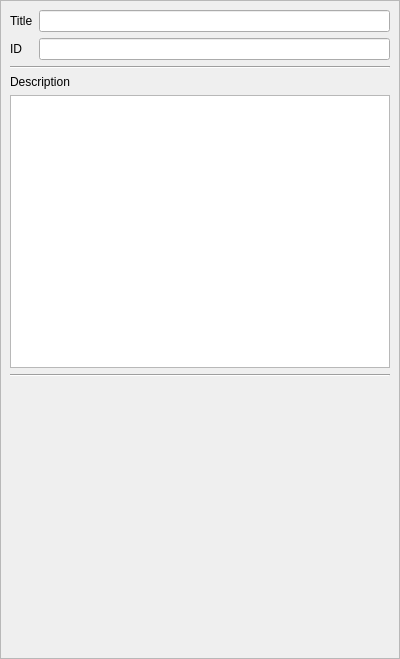
This is ui/XCCDFItemPropertiesDockWidget.ui in OpenSCAP/scap-workbench as Qt 5 draws it before an edit. The edited form follows.
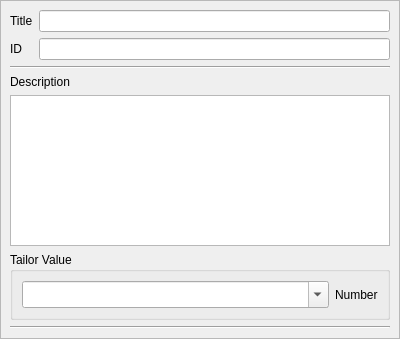
This is the edited form.

Commit message:
Show current value and possible choices for xccdf:Value in tailoring window
Editing the value won't do much right now.

What changed in the file:
```diff
--- a/ui/XCCDFItemPropertiesDockWidget.ui
+++ b/ui/XCCDFItemPropertiesDockWidget.ui
@@ -7,7 +7,7 @@
     <x>0</x>
     <y>0</y>
     <width>400</width>
-    <height>659</height>
+    <height>339</height>
    </rect>
   </property>
   <property name="minimumSize">
@@ -35,7 +35,7 @@
          <x>0</x>
          <y>0</y>
          <width>388</width>
-         <height>628</height>
+         <height>308</height>
         </rect>
        </property>
        <layout class="QGridLayout" name="gridLayout_2">
@@ -73,6 +73,13 @@
           </property>
          </widget>
         </item>
+        <item row="6" column="0" colspan="2">
+         <widget class="Line" name="line">
+          <property name="orientation">
+           <enum>Qt::Horizontal</enum>
+          </property>
+         </widget>
+        </item>
         <item row="1" column="1">
          <widget class="QLineEdit" name="idLineEdit">
           <property name="readOnly">
@@ -88,25 +95,45 @@
          </widget>
         </item>
         <item row="5" column="0" colspan="2">
-         <widget class="Line" name="line">
-          <property name="orientation">
-           <enum>Qt::Horizontal</enum>
+         <widget class="QGroupBox" name="valueGroupBox">
+          <property name="sizePolicy">
+           <sizepolicy hsizetype="Preferred" vsizetype="Minimum">
+            <horstretch>0</horstretch>
+            <verstretch>0</verstretch>
+           </sizepolicy>
           </property>
+          <property name="title">
+           <string>Tailor Value</string>
+          </property>
+          <layout class="QHBoxLayout" name="horizontalLayout">
+           <item>
+            <widget class="QComboBox" name="valueComboBox">
+             <property name="font">
+              <font>
+               <pointsize>12</pointsize>
+              </font>
+             </property>
+             <property name="editable">
+              <bool>true</bool>
+             </property>
+            </widget>
+           </item>
+           <item>
+            <widget class="QLabel" name="valueTypeLabel">
+             <property name="sizePolicy">
+              <sizepolicy hsizetype="Fixed" vsizetype="Preferred">
+               <horstretch>0</horstretch>
+               <verstretch>0</verstretch>
+              </sizepolicy>
+             </property>
+             <property name="text">
+              <string>Number</string>
+             </property>
+            </widget>
+           </item>
+          </layout>
          </widget>
         </item>
-        <item row="6" column="0" colspan="2">
-         <spacer name="verticalSpacer">
-          <property name="orientation">
-           <enum>Qt::Vertical</enum>
-          </property>
-          <property name="sizeHint" stdset="0">
-           <size>
-            <width>20</width>
-            <height>40</height>
-           </size>
-          </property>
-         </spacer>
-        </item>
         <item row="3" column="0" colspan="2">
          <widget class="QLabel" name="descriptionLabel">
           <property name="text">
@@ -114,6 +141,26 @@
           </property>
          </widget>
         </item>
+        <item row="2" column="0" colspan="2">
+         <widget class="Line" name="line_2">
+          <property name="orientation">
+           <enum>Qt::Horizontal</enum>
+          </property>
+         </widget>
+        </item>
+        <item row="4" column="0" colspan="2">
+         <widget class="QTextEdit" name="descriptionTextEdit">
+          <property name="frameShape">
+           <enum>QFrame::StyledPanel</enum>
+          </property>
+          <property name="frameShadow">
+           <enum>QFrame::Raised</enum>
+          </property>
+          <property name="readOnly">
+           <bool>true</bool>
+          </property>
+         </widget>
+        </item>
        </layout>
       </widget>
      </widget>
```
Left out of the diff: 34 changed lines with no effect on the pictures. The commit also changes 4 other files.
